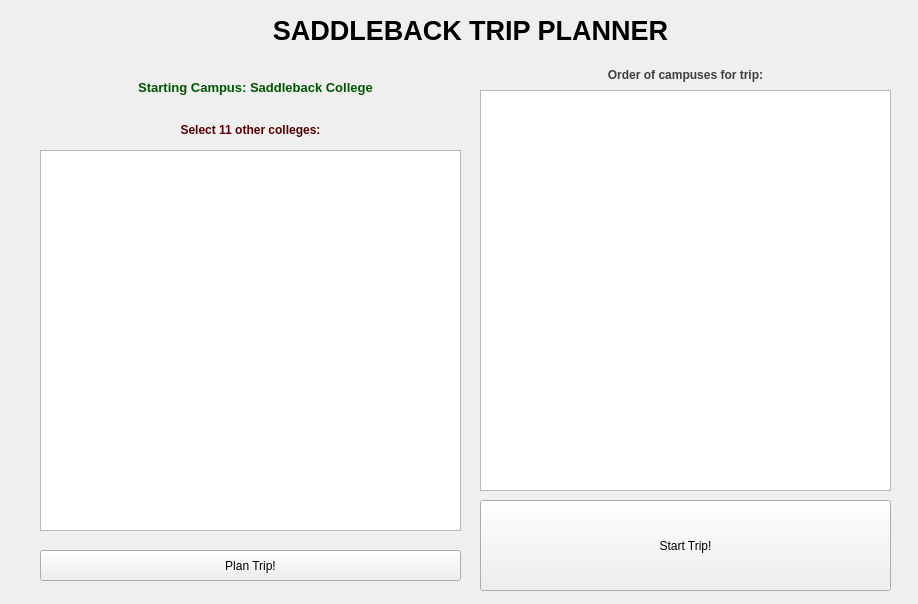
Above: pathsaddleback.ui from Rthiskidw/Project1-CollegeTouring before the change. Below: the same form after it.
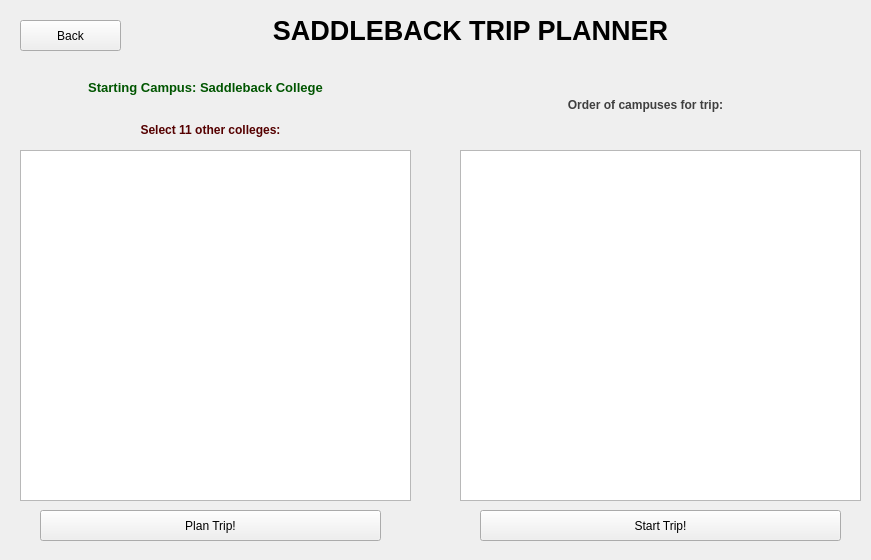
That is the form after the change.

Commit message: modified:   choosepath.cpp 	modified:   choosepath.ui 	modified:   database.h 	modified:   img/Images.qrc 	new file:   img/tripPlanner_imgs/saddleback campus.png 	modified:   mainWindow.cpp 	modified:   mainWindow.ui 	modified:   pathsaddleback.cpp 	modified:   pathsaddleback.h 	modified:   pathsaddleback.ui 	modified:   souvenirshop.ui

The edit to the form file:
```diff
--- a/pathsaddleback.ui
+++ b/pathsaddleback.ui
@@ -6,8 +6,8 @@
    <rect>
     <x>0</x>
     <y>0</y>
-    <width>918</width>
-    <height>604</height>
+    <width>871</width>
+    <height>560</height>
    </rect>
   </property>
   <property name="windowTitle">
@@ -17,8 +17,8 @@
    <property name="geometry">
     <rect>
      <x>40</x>
-     <y>550</y>
-     <width>421</width>
+     <y>510</y>
+     <width>341</width>
      <height>31</height>
     </rect>
    </property>
@@ -29,8 +29,8 @@
   <widget class="QLabel" name="startCampusHeader_6">
    <property name="geometry">
     <rect>
-     <x>480</x>
-     <y>60</y>
+     <x>440</x>
+     <y>90</y>
      <width>411</width>
      <height>31</height>
     </rect>
@@ -42,10 +42,10 @@
   <widget class="QListView" name="listView">
    <property name="geometry">
     <rect>
-     <x>480</x>
-     <y>90</y>
-     <width>411</width>
-     <height>401</height>
+     <x>460</x>
+     <y>150</y>
+     <width>401</width>
+     <height>351</height>
     </rect>
    </property>
   </widget>
@@ -76,9 +76,9 @@
    <property name="geometry">
     <rect>
      <x>480</x>
-     <y>500</y>
-     <width>411</width>
-     <height>91</height>
+     <y>510</y>
+     <width>361</width>
+     <height>31</height>
     </rect>
    </property>
    <property name="text">
@@ -88,7 +88,7 @@
   <widget class="QLabel" name="startCampusHeader_4">
    <property name="geometry">
     <rect>
-     <x>40</x>
+     <x>-10</x>
      <y>80</y>
      <width>431</width>
      <height>16</height>
@@ -101,17 +101,17 @@
   <widget class="QListWidget" name="listWidget_4">
    <property name="geometry">
     <rect>
-     <x>40</x>
+     <x>20</x>
      <y>150</y>
-     <width>421</width>
-     <height>381</height>
+     <width>391</width>
+     <height>351</height>
     </rect>
    </property>
   </widget>
   <widget class="QLabel" name="startCampusHeader_5">
    <property name="geometry">
     <rect>
-     <x>40</x>
+     <x>0</x>
      <y>120</y>
      <width>421</width>
      <height>20</height>
@@ -121,6 +121,19 @@
     <string>&lt;html&gt;&lt;head/&gt;&lt;body&gt;&lt;p align=&quot;center&quot;&gt;&lt;span style=&quot; font-weight:600; color:#550000;&quot;&gt;Select 11 other colleges:&lt;/span&gt;&lt;/p&gt;&lt;/body&gt;&lt;/html&gt;</string>
    </property>
   </widget>
+  <widget class="QPushButton" name="backButton">
+   <property name="geometry">
+    <rect>
+     <x>20</x>
+     <y>20</y>
+     <width>101</width>
+     <height>31</height>
+    </rect>
+   </property>
+   <property name="text">
+    <string>Back</string>
+   </property>
+  </widget>
  </widget>
  <resources/>
  <connections/>
```
Left out of the diff: 4 changed lines with no effect on the pictures. The commit also changes 10 other files.
